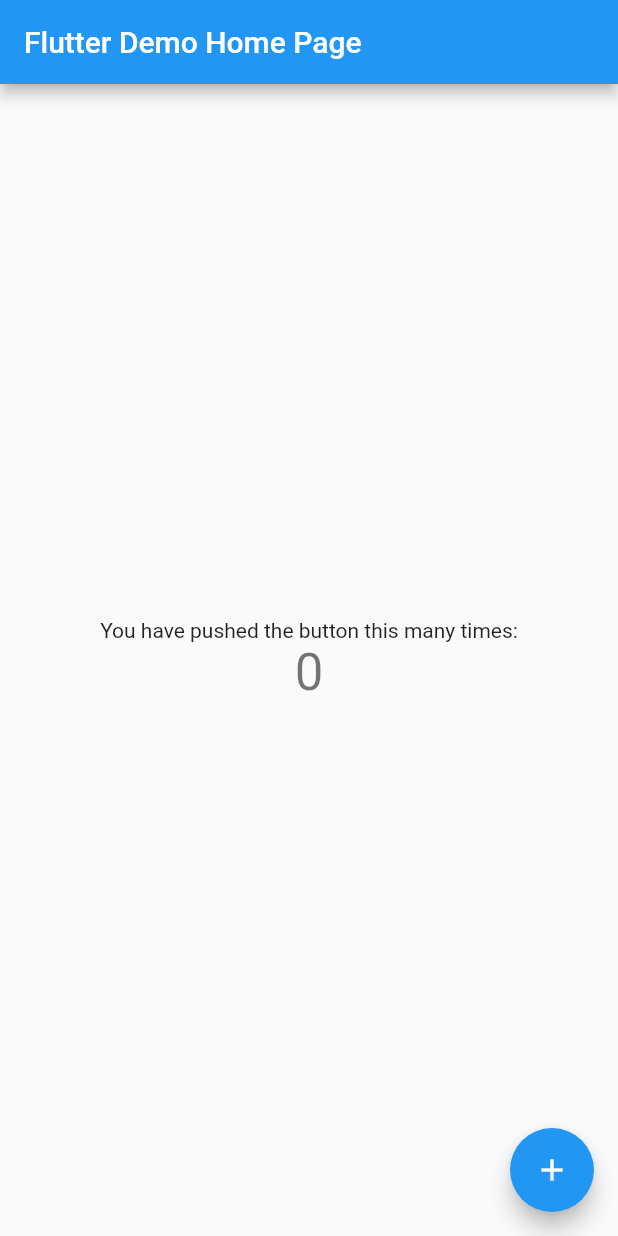
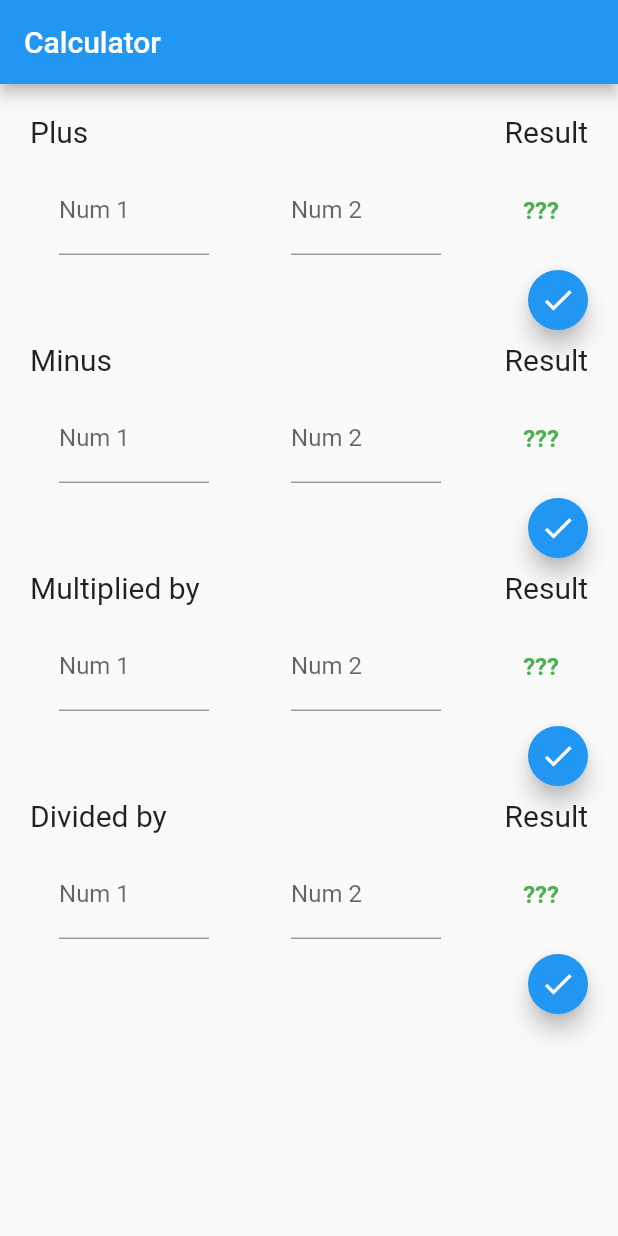
Before and after one commit to AnnaPS/VGV_FlutterTest, a Flutter app: the screen it shows after launch, on a phone screen of 412 x 824 dp. Run offline on Flutter 3.47's test engine with Material 2 defaults, Android fonts, the phone set to English and light mode, and no system bars.

Commit message:
started with widget testing and added view for differents operations

```diff
--- a/lib/calculator.dart
+++ b/lib/calculator.dart
@@ -6,4 +6,10 @@ class Calculator {
     if (b == 0) throw ArgumentError('You cannot divide by zero');
     return a / b;
   }
+
+  Future<double> powerOfTwo(double a) => Future.delayed(const Duration(seconds: 1), () => a * a);
+
+  Stream<double> pi() => Stream.fromIterable([3, 3.1, 3.14, 3.242, 3.2425]);
 }
+
+enum Operation { add, subtract, multiply, divide }
--- /dev/null
+++ b/lib/calculatorapp.dart
@@ -0,0 +1,35 @@
+import 'package:flutter/cupertino.dart';
+import 'package:flutter/material.dart';
+import 'package:flutter_app/calculator.dart';
+import 'package:flutter_app/two_digit_operation.dart';
+
+class CalculatorApp extends StatelessWidget {
+  @override
+  Widget build(BuildContext context) {
+    final calculator = Calculator();
+    return MaterialApp(
+      title: 'Flutter VGV testing course',
+      theme: ThemeData(
+        primarySwatch: Colors.blue,
+      ),
+      home: Scaffold(
+        appBar: AppBar(
+          title: Text('Calculator'),
+        ),
+        body: SingleChildScrollView(
+          child: Padding(
+            padding: const EdgeInsets.all(12),
+            child: Column(
+              children: [
+                TwoDigitOperation(calculator: calculator, operation: Operation.add),
+                TwoDigitOperation(calculator: calculator, operation: Operation.subtract),
+                TwoDigitOperation(calculator: calculator, operation: Operation.multiply),
+                TwoDigitOperation(calculator: calculator, operation: Operation.divide),
+              ],
+            ),
+          ),
+        ),
+      ),
+    );
+  }
+}
--- a/lib/main.dart
+++ b/lib/main.dart
@@ -1,117 +1,6 @@
 import 'package:flutter/material.dart';
+import 'package:flutter_app/calculatorapp.dart';
 
 void main() {
-  runApp(MyApp());
+  runApp(CalculatorApp());
 }
-
-class MyApp extends StatelessWidget {
-  // This widget is the root of your application.
-  @override
-  Widget build(BuildContext context) {
-    return MaterialApp(
-      title: 'Flutter Demo',
-      theme: ThemeData(
-        // This is the theme of your application.
-        //
-        // Try running your application with "flutter run". You'll see the
-        // application has a blue toolbar. Then, without quitting the app, try
-        // changing the primarySwatch below to Colors.green and then invoke
-        // "hot reload" (press "r" in the console where you ran "flutter run",
-        // or simply save your changes to "hot reload" in a Flutter IDE).
-        // Notice that the counter didn't reset back to zero; the application
-        // is not restarted.
-        primarySwatch: Colors.blue,
-        // This makes the visual density adapt to the platform that you run
-        // the app on. For desktop platforms, the controls will be smaller and
-        // closer together (more dense) than on mobile platforms.
-        visualDensity: VisualDensity.adaptivePlatformDensity,
-      ),
-      home: MyHomePage(title: 'Flutter Demo Home Page'),
-    );
-  }
-}
-
-class MyHomePage extends StatefulWidget {
-  MyHomePage({Key key, this.title}) : super(key: key);
-
-  // This widget is the home page of your application. It is stateful, meaning
-  // that it has a State object (defined below) that contains fields that affect
-  // how it looks.
-
-  // This class is the configuration for the state. It holds the values (in this
-  // case the title) provided by the parent (in this case the App widget) and
-  // used by the build method of the State. Fields in a Widget subclass are
-  // always marked "final".
-
-  final String title;
-
-  @override
-  _MyHomePageState createState() => _MyHomePageState();
-}
-
-class _MyHomePageState extends State<MyHomePage> {
-  int _counter = 0;
-
-  void _incrementCounter() {
-    setState(() {
-      // This call to setState tells the Flutter framework that something has
-      // changed in this State, which causes it to rerun the build method below
-      // so that the display can reflect the updated values. If we changed
-      // _counter without calling setState(), then the build method would not be
-      // called again, and so nothing would appear to happen.
-      _counter++;
-    });
-  }
-
-  @override
-  Widget build(BuildContext context) {
-    // This method is rerun every time setState is called, for instance as done
-    // by the _incrementCounter method above.
-    //
-    // The Flutter framework has been optimized to make rerunning build methods
-    // fast, so that you can just rebuild anything that needs updating rather
-    // than having to individually change instances of widgets.
-    return Scaffold(
-      appBar: AppBar(
-        // Here we take the value from the MyHomePage object that was created by
-        // the App.build method, and use it to set our appbar title.
-        title: Text(widget.title),
-      ),
-      body: Center(
-        // Center is a layout widget. It takes a single child and positions it
-        // in the middle of the parent.
-        child: Column(
-          // Column is also a layout widget. It takes a list of children and
-          // arranges them vertically. By default, it sizes itself to fit its
-          // children horizontally, and tries to be as tall as its parent.
-          //
-          // Invoke "debug painting" (press "p" in the console, choose the
-          // "Toggle Debug Paint" action from the Flutter Inspector in Android
-          // Studio, or the "Toggle Debug Paint" command in Visual Studio Code)
-          // to see the wireframe for each widget.
-          //
-          // Column has various properties to control how it sizes itself and
-          // how it positions its children. Here we use mainAxisAlignment to
-          // center the children vertically; the main axis here is the vertical
-          // axis because Columns are vertical (the cross axis would be
-          // horizontal).
-          mainAxisAlignment: MainAxisAlignment.center,
-          children: <Widget>[
-            Text(
-              'You have pushed the button this many times:',
-            ),
-            Text(
-              '$_counter',
-              style: Theme.of(context).textTheme.headline4,
-            ),
-          ],
-        ),
-      ),
-      floatingActionButton: FloatingActionButton(
-        onPressed: _incrementCounter,
-        tooltip: 'Increment',
-        child: Icon(Icons.add),
-      ), // This trailing comma makes auto-formatting nicer for build methods.
-    );
-  }
-}
--- /dev/null
+++ b/lib/two_digit_operation.dart
@@ -0,0 +1,149 @@
+import 'package:flutter/material.dart';
+import 'package:flutter_app/calculator.dart';
+
+class TwoDigitOperation extends StatefulWidget {
+  const TwoDigitOperation({this.calculator, this.operation});
+  final Calculator calculator;
+  final Operation operation;
+
+  @override
+  _TwoDigitOperationState createState() => _TwoDigitOperationState();
+}
+
+class _TwoDigitOperationState extends State<TwoDigitOperation> {
+  TextEditingController tc1;
+  TextEditingController tc2;
+  double result = -1.0;
+
+  @override
+  void initState() {
+    tc1 = TextEditingController();
+    tc2 = TextEditingController();
+    super.initState();
+  }
+
+  @override
+  void dispose() {
+    tc1.dispose();
+    tc2.dispose();
+    super.dispose();
+  }
+
+  @override
+  Widget build(BuildContext context) {
+    return Column(
+      crossAxisAlignment: CrossAxisAlignment.end,
+      children: [
+        Padding(
+          padding: const EdgeInsets.all(8.0),
+          child: Row(
+            mainAxisAlignment: MainAxisAlignment.spaceBetween,
+            children: [
+              Text(
+                checkTypeOfOperation(widget.operation),
+                style: TextStyle(fontSize: 20),
+              ),
+              Text(
+                'Result',
+                style: TextStyle(fontSize: 20),
+              ),
+            ],
+          ),
+        ),
+        const SizedBox(height: 4),
+        Row(
+          mainAxisAlignment: MainAxisAlignment.spaceAround,
+          children: [
+            SizedBox(
+              width: 100,
+              child: TextField(
+                key: Key('textfield_top_${checkTypeOfOperation(widget.operation).toLowerCase()}'),
+                controller: tc1,
+                decoration: InputDecoration(
+                  labelText: 'Num 1',
+                ),
+              ),
+            ),
+            SizedBox(
+              width: 100,
+              child: TextField(
+                key: Key('textfield_bottom_${checkTypeOfOperation(widget.operation).toLowerCase()}'),
+                controller: tc2,
+                decoration: InputDecoration(
+                  labelText: 'Num 2',
+                ),
+              ),
+            ),
+            Text(
+              result == -1 ? '???' : result.toString(),
+              style: TextStyle(
+                fontSize: 16,
+                color: Colors.green,
+                fontWeight: FontWeight.bold,
+              ),
+            )
+          ],
+        ),
+        const SizedBox(height: 10),
+        SizedBox(
+          height: 40,
+          child: FloatingActionButton(
+            key: Key('button_${checkTypeOfOperation(widget.operation).toLowerCase()}'),
+            onPressed: () {
+              final num1 = tc1.text != '' ? double.parse(tc1.text) : 0.0;
+              final num2 = tc2.text != '' ? double.parse(tc2.text) : 0.0;
+              _makeOperation(num1, num2, widget.operation);
+            },
+            child: Icon(Icons.check),
+          ),
+        )
+      ],
+    );
+  }
+
+  String checkTypeOfOperation(operation) {
+    switch (operation) {
+      case Operation.add:
+        return 'Plus';
+      case Operation.subtract:
+        return 'Minus';
+      case Operation.multiply:
+        return 'Multiplied by';
+      case Operation.divide:
+        return 'Divided by';
+      default:
+        return '';
+    }
+  }
+
+  _makeOperation(double num1, double num2, Operation operation) {
+    switch (operation) {
+      case Operation.add:
+        setState(() {
+          result = num1 + num2;
+        });
+        break;
+      case Operation.subtract:
+        setState(() {
+          result = num1 - num2;
+        });
+        break;
+      case Operation.multiply:
+        setState(() {
+          result = num1 * num2;
+        });
+        break;
+      case Operation.divide:
+        setState(() {
+          if (num1 == 0 || num2 == 0) {
+            result = 0.0;
+          } else {
+            result = num1 / num2;
+          }
+        });
+        break;
+      default:
+        return 0;
+    }
+  }
+}
```
Also changed, not shown: 3 other files.
